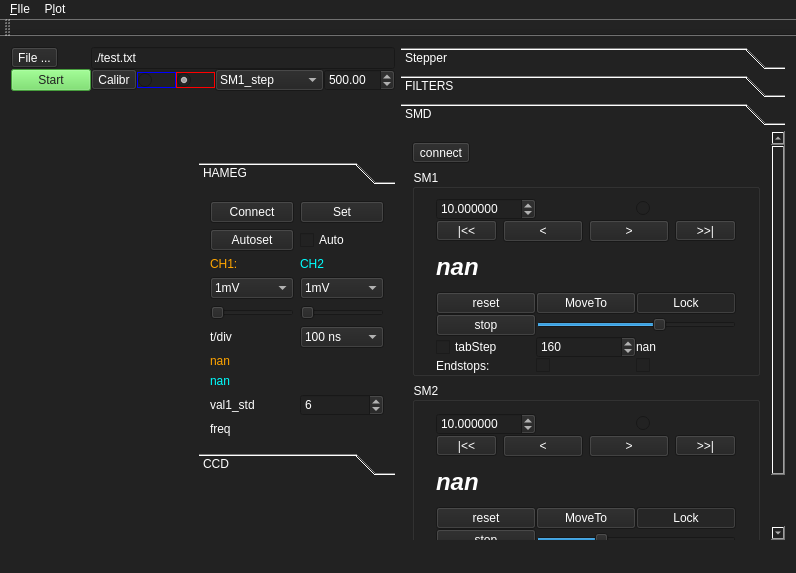
xkronosua/PICO_HG, file mainwindow.ui: the form before one commit.
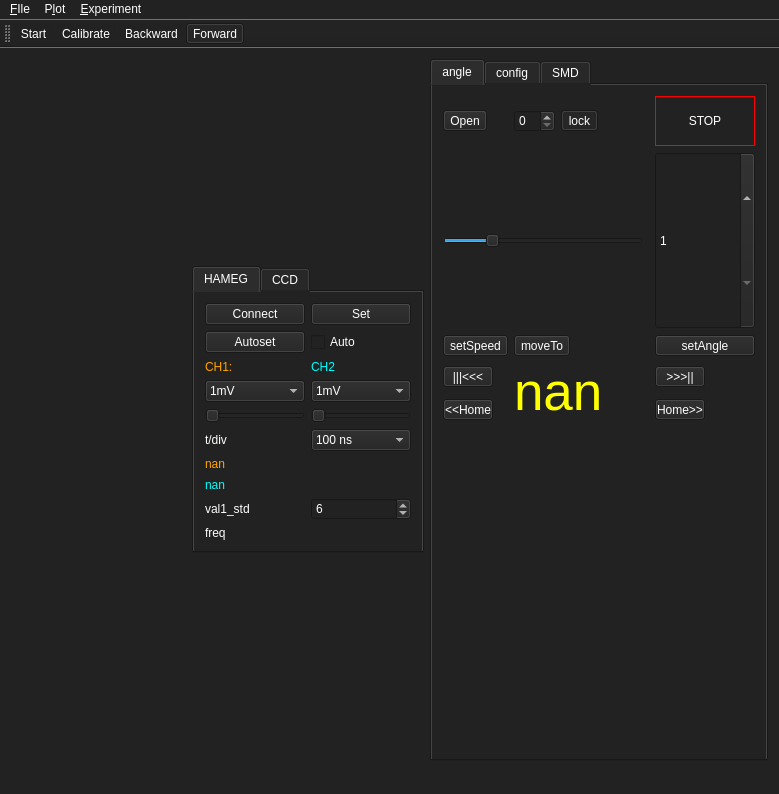
The form after the commit. The open tabs and pages were chosen to show the change. Icons and pictures are not drawn.

```diff
--- a/mainwindow.ui
+++ b/mainwindow.ui
@@ -6,10 +6,16 @@
    <rect>
     <x>0</x>
     <y>0</y>
-    <width>796</width>
-    <height>573</height>
+    <width>779</width>
+    <height>794</height>
    </rect>
   </property>
+  <property name="sizePolicy">
+   <sizepolicy hsizetype="Preferred" vsizetype="Expanding">
+    <horstretch>0</horstretch>
+    <verstretch>0</verstretch>
+   </sizepolicy>
+  </property>
   <property name="windowTitle">
    <string>MainWindow</string>
   </property>
@@ -23,150 +29,9 @@
    <layout class="QHBoxLayout" name="horizontalLayout_5">
     <item>
      <layout class="QVBoxLayout" name="mainView">
-      <item>
-       <layout class="QGridLayout" name="gridLayout_3">
-        <property name="sizeConstraint">
-         <enum>QLayout::SetDefaultConstraint</enum>
-        </property>
-        <property name="spacing">
-         <number>0</number>
-        </property>
-        <item row="1" column="1">
-         <widget class="QToolButton" name="startCalibr">
-          <property name="text">
-           <string>Calibr</string>
-          </property>
-          <property name="checkable">
-           <bool>true</bool>
-          </property>
-         </widget>
-        </item>
-        <item row="1" column="0">
-         <widget class="QPushButton" name="startMeasurement">
-          <property name="styleSheet">
-           <string notr="true">background-color: rgb(99, 220, 85);
-color: #222222;</string>
-          </property>
-          <property name="text">
-           <string>Start</string>
-          </property>
-          <property name="checkable">
-           <bool>true</bool>
-          </property>
-         </widget>
-        </item>
-        <item row="1" column="3">
-         <widget class="QRadioButton" name="measurementDirCW">
-          <property name="styleSheet">
-           <string notr="true">border: 1px solid red;</string>
-          </property>
-          <property name="text">
-           <string/>
-          </property>
-          <property name="icon">
-           <iconset theme="arrow-right">
-            <normaloff/>
-           </iconset>
-          </property>
-          <property name="checked">
-           <bool>true</bool>
-          </property>
-         </widget>
-        </item>
-        <item row="1" column="2">
-         <widget class="QRadioButton" name="measurementDirCCW">
-          <property name="styleSheet">
-           <string notr="true">border: 1px solid blue;</string>
-          </property>
-          <property name="text">
-           <string/>
-          </property>
-          <property name="icon">
-           <iconset theme="arrow-left">
-            <normaloff/>
-           </iconset>
-          </property>
-         </widget>
-        </item>
-        <item row="1" column="5">
-         <widget class="QDoubleSpinBox" name="plotPeriod">
-          <property name="maximumSize">
-           <size>
-            <width>100</width>
-            <height>16777215</height>
-           </size>
-          </property>
-          <property name="minimum">
-           <double>1.000000000000000</double>
-          </property>
-          <property name="maximum">
-           <double>5000.000000000000000</double>
-          </property>
-          <property name="value">
-           <double>500.000000000000000</double>
-          </property>
-         </widget>
-        </item>
-        <item row="1" column="4">
-         <widget class="QComboBox" name="measurementMode">
-          <property name="maximumSize">
-           <size>
-            <width>150</width>
-            <height>16777215</height>
-           </size>
-          </property>
-          <property name="font">
-           <font>
-            <kerning>true</kerning>
-           </font>
-          </property>
-          <property name="styleSheet">
-           <string notr="true"/>
-          </property>
-          <property name="currentIndex">
-           <number>1</number>
-          </property>
-          <property name="frame">
-           <bool>true</bool>
-          </property>
-          <item>
-           <property name="text">
-            <string>SM1_EndStop</string>
-           </property>
-          </item>
-          <item>
-           <property name="text">
-            <string>SM1_step</string>
-           </property>
-          </item>
-          <item>
-           <property name="text">
-            <string>SM2_EndStop</string>
-           </property>
-          </item>
-          <item>
-           <property name="text">
-            <string>SM2_step</string>
-           </property>
-          </item>
-         </widget>
-        </item>
-        <item row="0" column="0">
-         <widget class="QToolButton" name="saveToBtn">
-          <property name="text">
-           <string>File ...</string>
-          </property>
-         </widget>
-        </item>
-        <item row="0" column="1" colspan="5">
-         <widget class="QLineEdit" name="saveToPath">
-          <property name="text">
-           <string>./test.txt</string>
-          </property>
-         </widget>
-        </item>
-       </layout>
-      </item>
+      <property name="spacing">
+       <number>0</number>
+      </property>
       <item>
        <layout class="QHBoxLayout" name="horizontalLayout">
         <property name="spacing">
@@ -205,8 +70,8 @@
               </property>
               <property name="sizeHint" stdset="0">
                <size>
-                <width>20</width>
-                <height>40</height>
+                <width>0</width>
+                <height>0</height>
                </size>
               </property>
              </spacer>
@@ -222,8 +87,8 @@
               </property>
               <property name="sizeHint" stdset="0">
                <size>
-                <width>20</width>
-                <height>40</height>
+                <width>0</width>
+                <height>0</height>
                </size>
               </property>
              </spacer>
@@ -238,9 +103,9 @@
            <enum>QLayout::SetMinimumSize</enum>
           </property>
           <item>
-           <widget class="QToolBox" name="dataSources">
+           <widget class="QTabWidget" name="dataSources">
             <property name="sizePolicy">
-             <sizepolicy hsizetype="Minimum" vsizetype="Maximum">
+             <sizepolicy hsizetype="Fixed" vsizetype="Fixed">
               <horstretch>0</horstretch>
               <verstretch>0</verstretch>
              </sizepolicy>
@@ -254,22 +119,8 @@
             <property name="currentIndex">
              <number>0</number>
             </property>
-            <widget class="QWidget" name="page_HAMEG">
-             <property name="geometry">
-              <rect>
-               <x>0</x>
-               <y>0</y>
-               <width>222</width>
-               <height>315</height>
-              </rect>
-             </property>
-             <property name="sizePolicy">
-              <sizepolicy hsizetype="Minimum" vsizetype="Preferred">
-               <horstretch>0</horstretch>
-               <verstretch>0</verstretch>
-              </sizepolicy>
-             </property>
-             <attribute name="label">
+            <widget class="QWidget" name="dataSourcesPage_HAMEG" native="true">
+             <attribute name="title">
               <string>HAMEG</string>
              </attribute>
              <layout class="QVBoxLayout" name="verticalLayout_5">
@@ -766,16 +617,8 @@
               </item>
              </layout>
             </widget>
-            <widget class="QWidget" name="page_CCD">
-             <property name="geometry">
-              <rect>
-               <x>0</x>
-               <y>0</y>
-               <width>249</width>
-               <height>121</height>
-              </rect>
-             </property>
-             <attribute name="label">
+            <widget class="QWidget" name="dataSourcesPage_CCD" native="true">
+             <attribute name="title">
               <string>CCD</string>
              </attribute>
              <layout class="QVBoxLayout" name="verticalLayout_7">
@@ -913,9 +756,9 @@
      </layout>
     </item>
     <item>
-     <widget class="QToolBox" name="toolBox">
+     <widget class="QTabWidget" name="tabWidget">
       <property name="sizePolicy">
-       <sizepolicy hsizetype="Preferred" vsizetype="Expanding">
+       <sizepolicy hsizetype="Fixed" vsizetype="Expanding">
         <horstretch>0</horstretch>
         <verstretch>0</verstretch>
        </sizepolicy>
@@ -938,29 +781,12 @@
       <property name="autoFillBackground">
        <bool>false</bool>
       </property>
-      <property name="frameShape">
-       <enum>QFrame::NoFrame</enum>
-      </property>
       <property name="currentIndex">
        <number>2</number>
       </property>
-      <widget class="QWidget" name="stepper_page">
-       <property name="geometry">
-        <rect>
-         <x>0</x>
-         <y>0</y>
-         <width>320</width>
-         <height>389</height>
-        </rect>
-       </property>
-       <property name="sizePolicy">
-        <sizepolicy hsizetype="Expanding" vsizetype="Preferred">
-         <horstretch>0</horstretch>
-         <verstretch>0</verstretch>
-        </sizepolicy>
-       </property>
-       <attribute name="label">
-        <string>Stepper</string>
+      <widget class="QWidget" name="tab_angle">
+       <attribute name="title">
+        <string>angle</string>
        </attribute>
        <layout class="QVBoxLayout" name="verticalLayout">
         <item>
@@ -1007,7 +833,7 @@
              <string notr="true">color:yellow; font-size:40pt;</string>
             </property>
             <property name="text">
-             <string>ang</string>
+             <string>nan</string>
             </property>
            </widget>
           </item>
@@ -1023,6 +849,12 @@
           </item>
           <item row="1" column="0" rowspan="2" colspan="5">
            <widget class="QSlider" name="stepperSpeed">
+            <property name="sizePolicy">
+             <sizepolicy hsizetype="Expanding" vsizetype="Expanding">
+              <horstretch>0</horstretch>
+              <verstretch>0</verstretch>
+             </sizepolicy>
+            </property>
             <property name="maximumSize">
              <size>
               <width>200</width>
@@ -1045,6 +877,12 @@
           </item>
           <item row="1" column="5" rowspan="2">
            <widget class="QSpinBox" name="stepperSpeedValue">
+            <property name="sizePolicy">
+             <sizepolicy hsizetype="Minimum" vsizetype="Expanding">
+              <horstretch>0</horstretch>
+              <verstretch>0</verstretch>
+             </sizepolicy>
+            </property>
             <property name="minimum">
              <number>1</number>
             </property>
@@ -1155,19 +993,24 @@
           </item>
          </layout>
         </item>
+        <item>
+         <spacer name="verticalSpacer_4">
+          <property name="orientation">
+           <enum>Qt::Vertical</enum>
+          </property>
+          <property name="sizeHint" stdset="0">
+           <size>
+            <width>20</width>
+            <height>40</height>
+           </size>
+          </property>
+         </spacer>
+        </item>
        </layout>
       </widget>
-      <widget class="QWidget" name="Settings">
-       <property name="geometry">
-        <rect>
-         <x>0</x>
-         <y>0</y>
-         <width>326</width>
-         <height>376</height>
-        </rect>
-       </property>
-       <attribute name="label">
-        <string>FILTERS</string>
+      <widget class="QWidget" name="tab_config">
+       <attribute name="title">
+        <string>config</string>
        </attribute>
        <layout class="QVBoxLayout" name="verticalLayout_2">
         <item>
@@ -1551,16 +1394,8 @@
         </item>
        </layout>
       </widget>
-      <widget class="QWidget" name="SMD">
-       <property name="geometry">
-        <rect>
-         <x>0</x>
-         <y>-180</y>
-         <width>307</width>
-         <height>569</height>
-        </rect>
-       </property>
-       <attribute name="label">
+      <widget class="QWidget" name="tab_SMD">
+       <attribute name="title">
         <string>SMD</string>
        </attribute>
        <layout class="QVBoxLayout" name="verticalLayout_4">
@@ -1711,36 +1546,6 @@
                </property>
               </widget>
              </item>
-             <item row="3" column="0" colspan="3">
-              <widget class="QLabel" name="SM1_position">
-               <property name="minimumSize">
-                <size>
-                 <width>0</width>
-                 <height>50</height>
-                </size>
-               </property>
-               <property name="maximumSize">
-                <size>
-                 <width>100</width>
-                 <height>100</height>
-                </size>
-               </property>
-               <property name="font">
-                <font>
-                 <pointsize>18</pointsize>
-                 <weight>75</weight>
-                 <italic>true</italic>
-                 <bold>true</bold>
-                </font>
-               </property>
-               <property name="toolTip">
-                <string>&lt;html&gt;&lt;head/&gt;&lt;body&gt;&lt;p&gt;SM1 position&lt;/p&gt;&lt;/body&gt;&lt;/html&gt;</string>
-               </property>
-               <property name="text">
-                <string>nan</string>
-               </property>
-              </widget>
-             </item>
              <item row="0" column="0" colspan="2">
               <widget class="QDoubleSpinBox" name="SM1_step">
                <property name="maximumSize">
@@ -1903,6 +1708,40 @@
                </property>
               </widget>
              </item>
+             <item row="2" column="2">
+              <widget class="QToolButton" name="SM1_setPosition">
+               <property name="toolTip">
+                <string>set SM1 Position Value</string>
+               </property>
+               <property name="text">
+                <string>...</string>
+               </property>
+              </widget>
+             </item>
+             <item row="2" column="0" colspan="2">
+              <widget class="QLabel" name="SM1_position">
+               <property name="minimumSize">
+                <size>
+                 <width>0</width>
+                 <height>50</height>
+                </size>
+               </property>
+               <property name="font">
+                <font>
+                 <pointsize>18</pointsize>
+                 <weight>75</weight>
+                 <italic>true</italic>
+                 <bold>true</bold>
+                </font>
+               </property>
+               <property name="toolTip">
+                <string>&lt;html&gt;&lt;head/&gt;&lt;body&gt;&lt;p&gt;SM1 position&lt;/p&gt;&lt;/body&gt;&lt;/html&gt;</string>
+               </property>
+               <property name="text">
+                <string>nan</string>
+               </property>
+              </widget>
+             </item>
             </layout>
            </item>
           </layout>
@@ -2061,33 +1900,6 @@
                </property>
               </widget>
              </item>
-             <item row="3" column="0" colspan="3">
-              <widget class="QLabel" name="SM2_position">
-               <property name="minimumSize">
-                <size>
-                 <width>0</width>
-                 <height>50</height>
-                </size>
-               </property>
-               <property name="maximumSize">
-                <size>
-                 <width>100</width>
-                 <height>100</height>
-                </size>
-               </property>
-               <property name="font">
-                <font>
-                 <pointsize>18</pointsize>
-                 <weight>75</weight>
-                 <italic>true</italic>
-                 <bold>true</bold>
-                </font>
-               </property>
-               <property name="text">
-                <string>nan</string>
-               </property>
-              </widget>
-             </item>
              <item row="0" column="0" colspan="2">
               <widget class="QDoubleSpinBox" name="SM2_step">
                <property name="maximumSize">
@@ -2231,6 +2043,34 @@
                </property>
               </widget>
              </item>
+             <item row="2" column="2">
+              <widget class="QToolButton" name="SM2_setPosition">
+               <property name="text">
+                <string>...</string>
+               </property>
+              </widget>
+             </item>
+             <item row="2" column="0" colspan="2">
+              <widget class="QLabel" name="SM2_position">
+               <property name="minimumSize">
+                <size>
+                 <width>0</width>
+                 <height>50</height>
+                </size>
+               </property>
+               <property name="font">
+                <font>
+                 <pointsize>18</pointsize>
+                 <weight>75</weight>
+                 <italic>true</italic>
+                 <bold>true</bold>
+                </font>
+               </property>
+               <property name="text">
+                <string>nan</string>
+               </property>
+              </widget>
+             </item>
             </layout>
            </item>
           </layout>
@@ -2247,8 +2087,8 @@
     <rect>
      <x>0</x>
      <y>0</y>
-     <width>796</width>
-     <height>26</height>
+     <width>779</width>
+     <height>30</height>
     </rect>
    </property>
    <widget class="QMenu" name="menuFIle">
@@ -2263,18 +2103,43 @@
     </property>
     <addaction name="actionClean"/>
    </widget>
+   <widget class="QMenu" name="menumeasurement">
+    <property name="title">
+     <string>&amp;Experiment</string>
+    </property>
+    <widget class="QMenu" name="menuDirection">
+     <property name="title">
+      <string>&amp;Direction</string>
+     </property>
+     <addaction name="actionBackward"/>
+     <addaction name="actionForward"/>
+    </widget>
+    <addaction name="actionStart"/>
+    <addaction name="menuDirection"/>
+   </widget>
    <addaction name="menuFIle"/>
    <addaction name="menuPlot"/>
+   <addaction name="menumeasurement"/>
   </widget>
+  <widget class="QStatusBar" name="statusBar"/>
   <widget class="QToolBar" name="mainToolBar">
+   <property name="iconSize">
+    <size>
+     <width>64</width>
+     <height>64</height>
+    </size>
+   </property>
    <attribute name="toolBarArea">
     <enum>TopToolBarArea</enum>
    </attribute>
    <attribute name="toolBarBreak">
     <bool>false</bool>
    </attribute>
+   <addaction name="actionStart"/>
+   <addaction name="actionCalibrate"/>
+   <addaction name="actionBackward"/>
+   <addaction name="actionForward"/>
   </widget>
-  <widget class="QStatusBar" name="statusBar"/>
   <action name="actionClose">
    <property name="text">
     <string>&amp;Close</string>
@@ -2285,6 +2150,69 @@
     <string>&amp;Clean</string>
    </property>
   </action>
+  <action name="actionStart">
+   <property name="checkable">
+    <bool>true</bool>
+   </property>
+   <property name="icon">
+    <iconset theme="media-playback-start">
+     <normaloff>../../.designer/backup</normaloff>../../.designer/backup</iconset>
+   </property>
+   <property name="text">
+    <string>&amp;Start</string>
+   </property>
+   <property name="toolTip">
+    <string>Start/Stop measurement</string>
+   </property>
+  </action>
+  <action name="actionBackward">
+   <property name="checkable">
+    <bool>true</bool>
+   </property>
+   <property name="checked">
+    <bool>false</bool>
+   </property>
+   <property name="icon">
+    <iconset theme="go-previous">
+     <normaloff>../../.designer/backup</normaloff>../../.designer/backup</iconset>
+   </property>
+   <property name="text">
+    <string>&amp;Backward</string>
+   </property>
+   <property name="toolTip">
+    <string>Backward</string>
+   </property>
+  </action>
+  <action name="actionForward">
+   <property name="checkable">
+    <bool>true</bool>
+   </property>
+   <property name="checked">
+    <bool>true</bool>
+   </property>
+   <property name="icon">
+    <iconset theme="go-next">
+     <normaloff>../../.designer/backup</normaloff>../../.designer/backup</iconset>
+   </property>
+   <property name="text">
+    <string>&amp;Forward</string>
+   </property>
+   <property name="toolTip">
+    <string>Forward</string>
+   </property>
+  </action>
+  <action name="actionCalibrate">
+   <property name="checkable">
+    <bool>true</bool>
+   </property>
+   <property name="icon">
+    <iconset theme="search">
+     <normaloff>../../.designer/backup</normaloff>../../.designer/backup</iconset>
+   </property>
+   <property name="text">
+    <string>Calibrate</string>
+   </property>
+  </action>
  </widget>
  <layoutdefault spacing="6" margin="11"/>
  <resources/>
```
Left out of the diff: 35 changed lines with no effect on the pictures.
